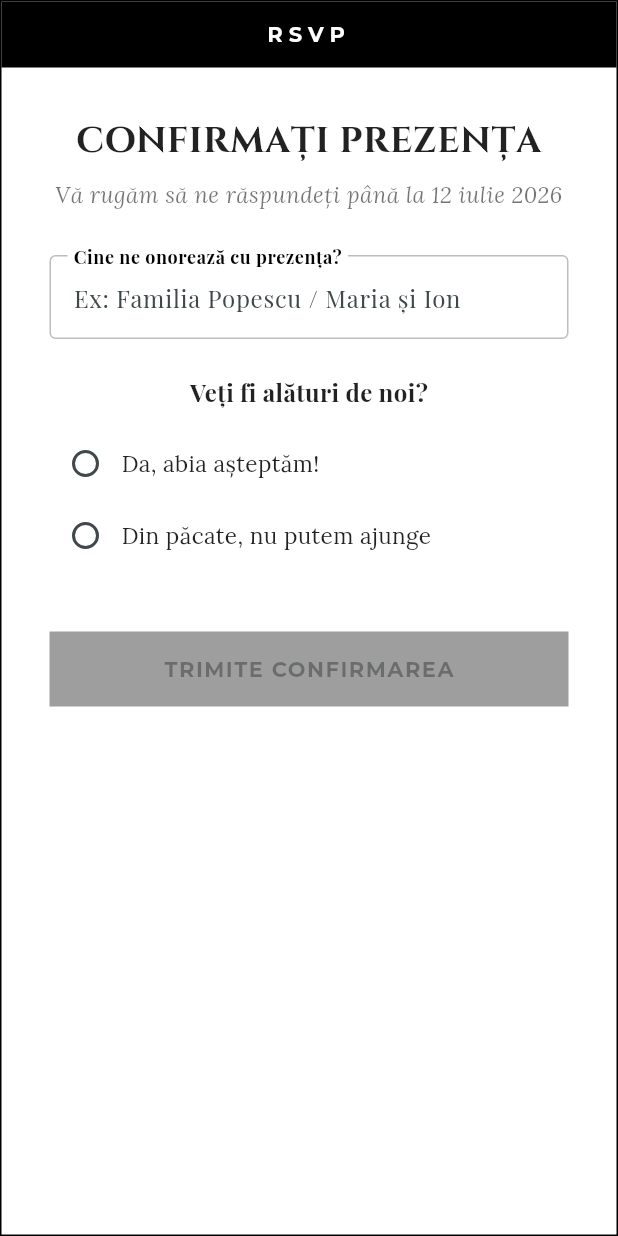
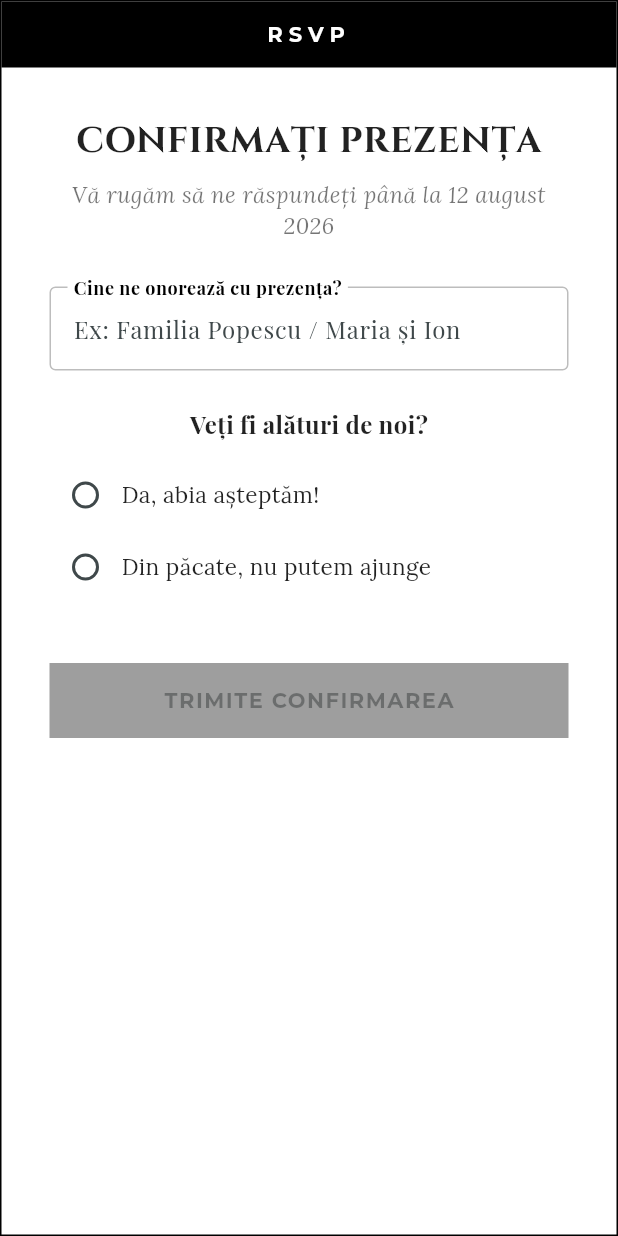
Before and after one commit to adelin232/WeddingFrontend, a Flutter app: the RSVPCard widget shown alone on an empty page, opened directly, on a phone screen of 412 x 824 dp. Run offline on Flutter 3.47's test engine with Material 3 defaults, Android fonts, the phone set to English and light mode, and no system bars; our stand-ins replace google_fonts, image_picker, share_plus; missing offline and left inert: dart:html, dart:ui_web; network calls fail.

Commit message:
chore: update deadline

```diff
--- a/lib/main.dart
+++ b/lib/main.dart
@@ -980,7 +980,7 @@ class _RSVPCardState extends State<RSVPCard> {
                     style: GoogleFonts.cinzel(
                         fontSize: 24, fontWeight: FontWeight.bold)),
                 const SizedBox(height: 8),
-                Text('Vă rugăm să ne răspundeți până la 12 iulie 2026',
+                Text('Vă rugăm să ne răspundeți până la 12 august 2026',
                     textAlign: TextAlign.center,
                     style: GoogleFonts.lora(
                         fontStyle: FontStyle.italic, color: Colors.black54)),
```
Also changed, not shown: 3 other files.
